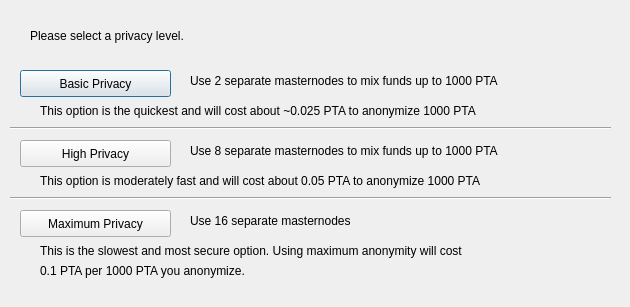
kdsmith18542/Pristine, file src/qt/forms/darksendconfig.ui: the form before one commit.
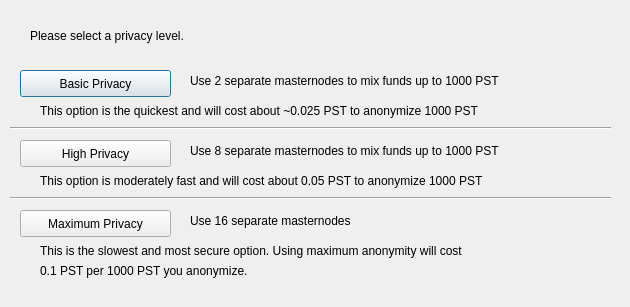
The form after the commit.

```diff
--- a/src/qt/forms/darksendconfig.ui
+++ b/src/qt/forms/darksendconfig.ui
@@ -75,7 +75,7 @@
     </rect>
    </property>
    <property name="text">
-    <string>Use 2 separate masternodes to mix funds up to 1000 PTA</string>
+    <string>Use 2 separate masternodes to mix funds up to 1000 PST</string>
    </property>
   </widget>
   <widget class="QLabel" name="label_3">
@@ -88,7 +88,7 @@
     </rect>
    </property>
    <property name="text">
-    <string>Use 8 separate masternodes to mix funds up to 1000 PTA</string>
+    <string>Use 8 separate masternodes to mix funds up to 1000 PST</string>
    </property>
   </widget>
   <widget class="QLabel" name="label_4">
@@ -114,7 +114,7 @@
     </rect>
    </property>
    <property name="text">
-    <string>This option is the quickest and will cost about ~0.025 PTA to anonymize 1000 PTA</string>
+    <string>This option is the quickest and will cost about ~0.025 PST to anonymize 1000 PST</string>
    </property>
   </widget>
   <widget class="QLabel" name="label_7">
@@ -127,7 +127,7 @@
     </rect>
    </property>
    <property name="text">
-    <string>This option is moderately fast and will cost about 0.05 PTA to anonymize 1000 PTA</string>
+    <string>This option is moderately fast and will cost about 0.05 PST to anonymize 1000 PST</string>
    </property>
   </widget>
   <widget class="QLabel" name="label_8">
@@ -153,7 +153,7 @@
     </rect>
    </property>
    <property name="text">
-    <string>0.1 PTA per 1000 PTA you anonymize.</string>
+    <string>0.1 PST per 1000 PST you anonymize.</string>
    </property>
   </widget>
   <widget class="Line" name="line">
```
